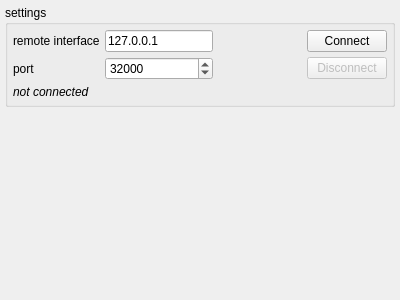
First picture: the form in remotecv.ui, repository hhrhhr/remoteCV, before the edit.
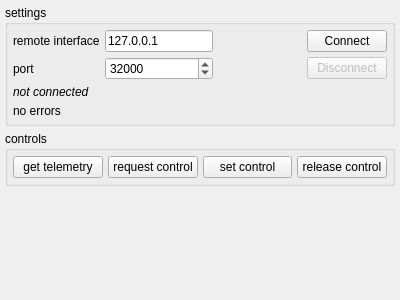
Second picture: the form after the edit.

Diff of the .ui file:
```diff
--- a/remotecv.ui
+++ b/remotecv.ui
@@ -101,6 +101,50 @@
         </property>
         <property name="text">
          <string>not connected</string>
+        </property>
+       </widget>
+      </item>
+      <item>
+       <widget class="QLabel" name="cvLastError">
+        <property name="text">
+         <string>no errors</string>
+        </property>
+       </widget>
+      </item>
+     </layout>
+    </widget>
+   </item>
+   <item>
+    <widget class="QGroupBox" name="groupBox">
+     <property name="title">
+      <string>controls</string>
+     </property>
+     <layout class="QHBoxLayout" name="horizontalLayout">
+      <item>
+       <widget class="QPushButton" name="getTelemetry">
+        <property name="text">
+         <string>get telemetry</string>
+        </property>
+       </widget>
+      </item>
+      <item>
+       <widget class="QPushButton" name="requestControl">
+        <property name="text">
+         <string>request control</string>
+        </property>
+       </widget>
+      </item>
+      <item>
+       <widget class="QPushButton" name="setControl">
+        <property name="text">
+         <string>set control</string>
+        </property>
+       </widget>
+      </item>
+      <item>
+       <widget class="QPushButton" name="releaseControl">
+        <property name="text">
+         <string>release control</string>
         </property>
        </widget>
       </item>
```
Left out of the diff: 2 changed lines with no effect on the pictures.
